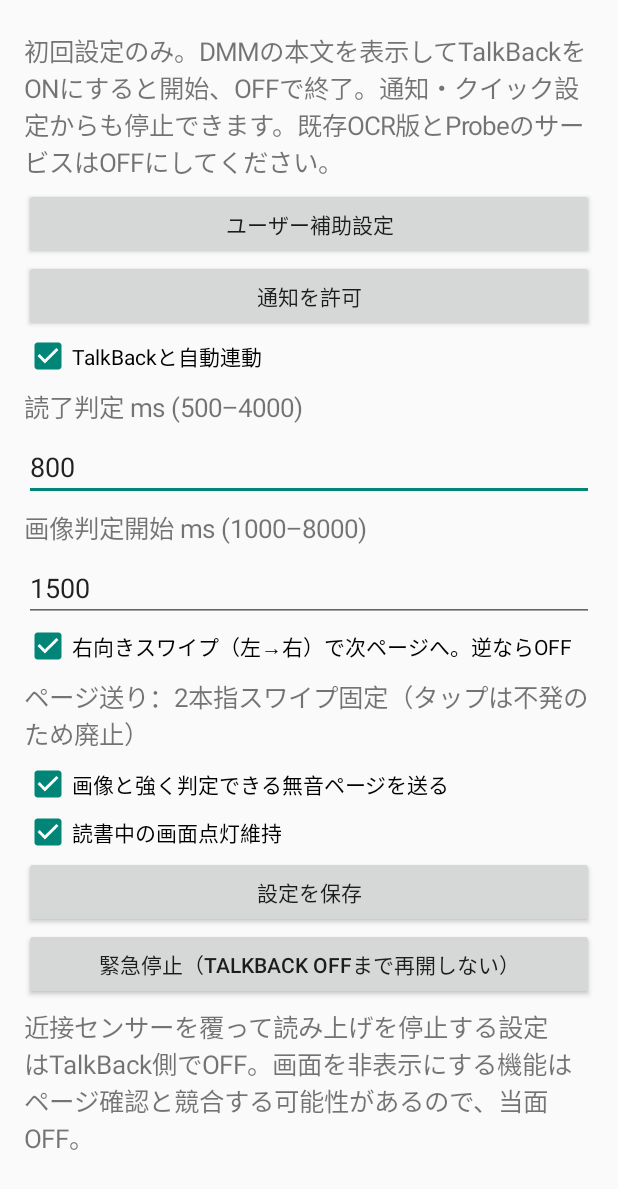
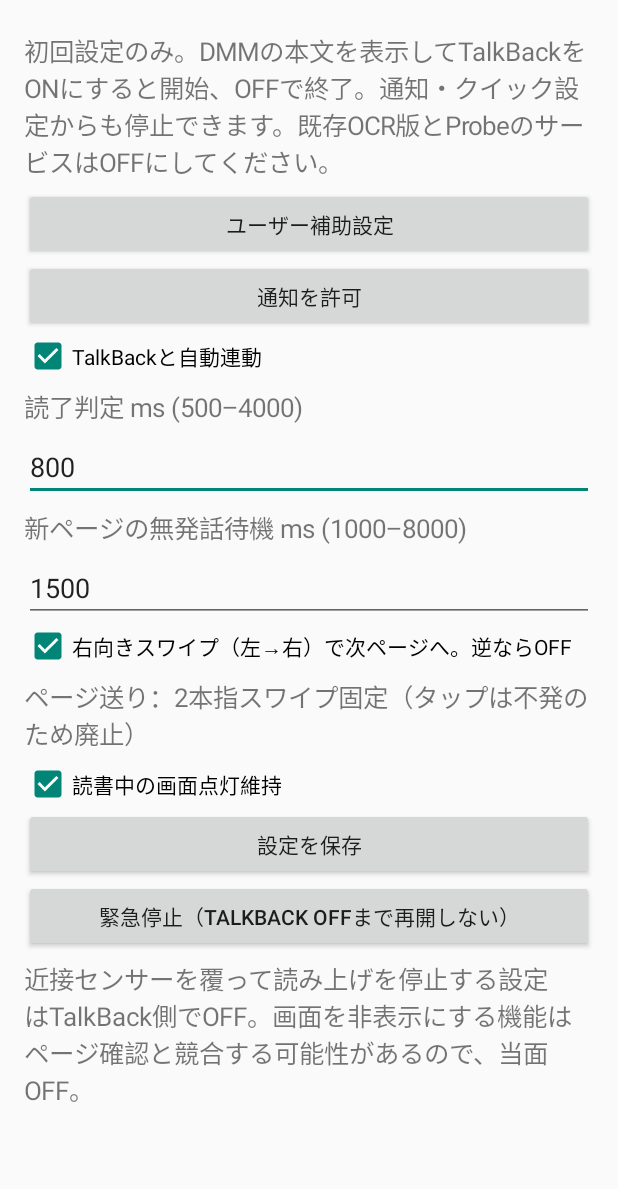
Before and after one commit to miyatayuuma/ebook-auto-reader, an Android app: the screen it shows after launch (SetupActivity), after a tap on "設定を保存", on a phone screen of 412 x 824 dp. Shown: the top 1189 px of the screen. Run offline under Robolectric (Android 15) with nearby library versions, the phone set to English and light mode, and no system bars.

Commit message:
Remove obsolete image and input mode preferences

```diff
--- a/p27/lite/app/src/main/java/io/github/ebookautoreader/lite/SetupActivity.kt
+++ b/p27/lite/app/src/main/java/io/github/ebookautoreader/lite/SetupActivity.kt
@@ -12,12 +12,12 @@ import android.service.quicksettings.TileService
 import android.widget.*
 import android.text.InputType
 
-internal data class TurnPrefs(val gap: Long, val noSpeech: Long, val left: Boolean, val twoFinger: Boolean, val skip: Boolean, val awake: Boolean, val enabled: Boolean) {
+internal data class TurnPrefs(val gap: Long, val noSpeech: Long, val left: Boolean, val awake: Boolean, val enabled: Boolean) {
     companion object {
         fun read(c: Context): TurnPrefs {
             val p = c.getSharedPreferences("turn", Context.MODE_PRIVATE)
             return TurnPrefs(p.getLong("gap",800).coerceIn(500,4000), p.getLong("noSpeech",1500).coerceIn(1000,8000),
-                p.getBoolean("swipeRightV2",true), true, p.getBoolean("skip",true),
+                p.getBoolean("swipeRightV2",true),
                 p.getBoolean("awake",true), p.getBoolean("enabled",true))
         }
     }
@@ -38,16 +38,15 @@ class SetupActivity : Activity() {
         button("通知を許可") { if (checkSelfPermission(Manifest.permission.POST_NOTIFICATIONS)!=PackageManager.PERMISSION_GRANTED) requestPermissions(arrayOf(Manifest.permission.POST_NOTIFICATIONS),1) }
         val enabled=check("TalkBackと自動連動",p.enabled)
         val gap=number("読了判定 ms (500–4000)",p.gap)
-        val wait=number("画像判定開始 ms (1000–8000)",p.noSpeech)
+        val wait=number("新ページの無発話待機 ms (1000–8000)",p.noSpeech)
         val left=check("右向きスワイプ（左→右）で次ページへ。逆ならOFF",p.left)
         label("ページ送り：2本指スワイプ固定（タップは不発のため廃止）")
-        val skip=check("画像と強く判定できる無音ページを送る",p.skip)
         val awake=check("読書中の画面点灯維持",p.awake)
         button("設定を保存") {
             val g=gap.text.toString().toLongOrNull(); val w=wait.text.toString().toLongOrNull()
             if(g==null || g !in 500L..4000L || w==null || w !in 1000L..8000L) { Toast.makeText(this,"数値範囲を確認",Toast.LENGTH_SHORT).show(); return@button }
             getSharedPreferences("turn",MODE_PRIVATE).edit().putLong("gap",g).putLong("noSpeech",w)
-                .putBoolean("swipeRightV2",left.isChecked).putBoolean("skip",skip.isChecked)
+                .putBoolean("swipeRightV2",left.isChecked).remove("skip").remove("twoFinger").remove("left")
                 .putBoolean("awake",awake.isChecked).putBoolean("enabled",enabled.isChecked).apply()
             Toast.makeText(this,"保存済み。次回TalkBack ONから適用",Toast.LENGTH_SHORT).show()
         }
```
